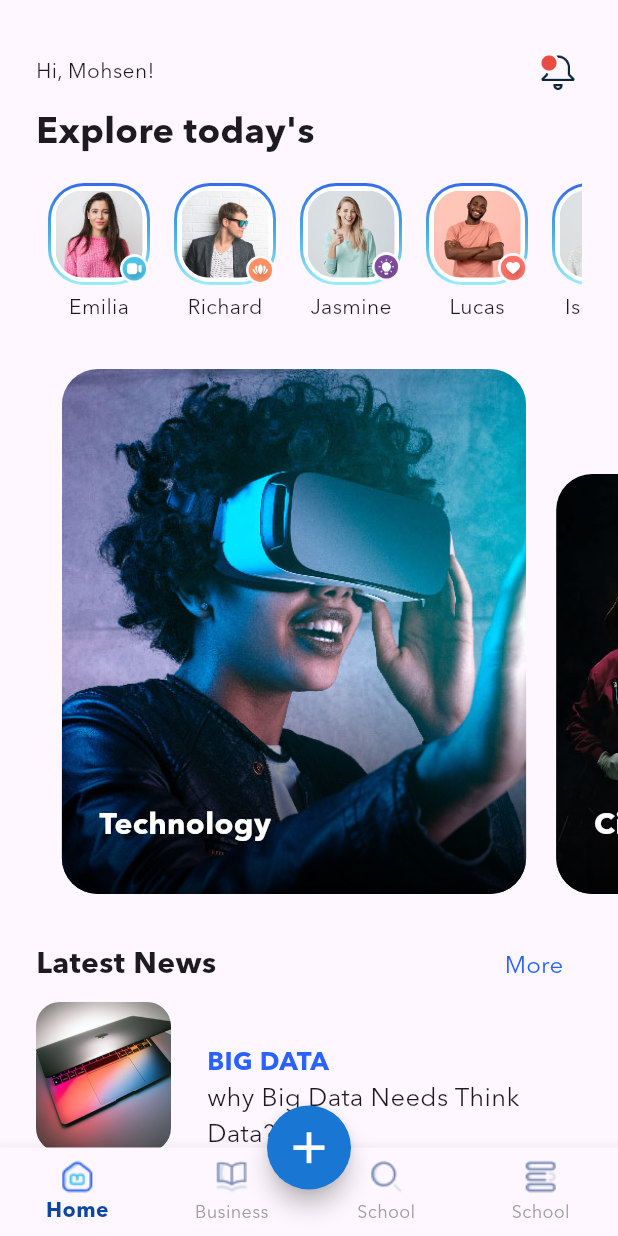
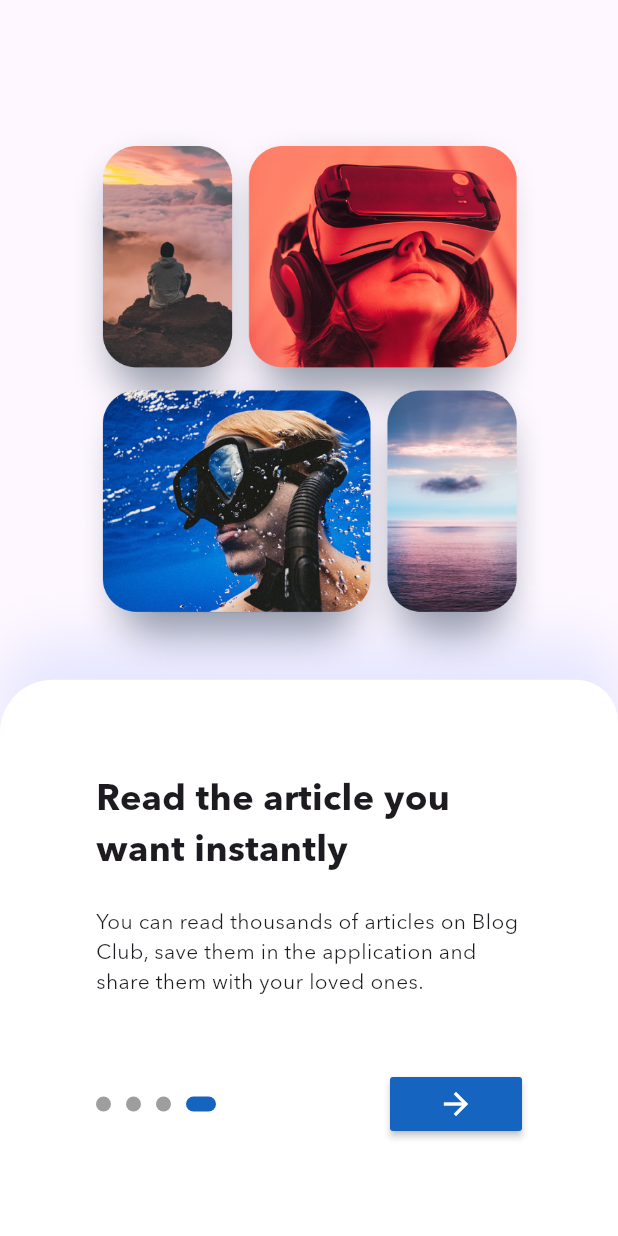
Before and after one commit to mohsen0dev/blogclub, a Flutter app: the screen it shows after launch, on a phone screen of 412 x 824 dp. Run offline on Flutter 3.47's test engine with Material 3 defaults, Android fonts, the phone set to English and light mode, and no system bars; our stand-ins replace flutter_svg.

Commit message:
splash, onboarding, login screen

```diff
--- a/analysis_options.yaml
+++ b/analysis_options.yaml
@@ -7,7 +7,7 @@
 
 # The following line activates a set of recommended lints for Flutter apps,
 # packages, and plugins designed to encourage good coding practices.
-include: package:flutter_lints/flutter.yaml
+# include: package:flutter_lints/flutter.yaml
 
 linter:
   # The lint rules applied to this project can be customized in the
--- a/lib/db/data.dart
+++ b/lib/db/data.dart
@@ -117,7 +117,7 @@ class AppDatabase {
   static List<PostData> get posts {
     return [
       PostData(
-          id: 1,
+          id: 0,
           title: 'BMW M5 Competition Review 2021',
           caption: 'TOP GEAR',
           isBookmarked: false,
@@ -125,7 +125,7 @@ class AppDatabase {
           time: '1hr ago',
           imageFileName: 'small_post_1.jpg'),
       PostData(
-          id: 0,
+          id: 1,
           title: 'MacBook Pro with M1 Pro and M1 Max review',
           caption: 'THE VERGE',
           isBookmarked: false,
--- a/lib/main.dart
+++ b/lib/main.dart
@@ -1,4 +1,4 @@
-import 'package:blogclub/screen/home_screen.dart';
+import 'package:blogclub/screen/splash.dart';
 import 'package:flutter/material.dart';
 
 void main() {
@@ -19,7 +19,7 @@ class MyApp extends StatelessWidget {
         // useMaterial3: true,
         fontFamily: 'Avenir',
       ),
-      home: const HomeScreen(),
+      home: const SplashScreen(),
     );
   }
 }
--- a/lib/screen/home_screen.dart
+++ b/lib/screen/home_screen.dart
@@ -155,20 +155,25 @@ class MyCard extends StatelessWidget {
 
   @override
   Widget build(BuildContext context) {
+    final post = AppDatabase.posts;
+    return ListView.builder(
+        shrinkWrap: true,
+        itemCount: post.length,
+        itemBuilder: (context, index) {
           return Container(
               width: double.infinity,
-        padding: const EdgeInsets.fromLTRB(24, 0, 24, 0),
+              padding: const EdgeInsets.fromLTRB(24, 8, 24, 8),
               child: Row(
                 crossAxisAlignment: CrossAxisAlignment.end,
                 children: [
                   Container(
-              width: 90,
-              height: 100,
+                    width: 120,
+                    height: 120,
                     decoration: BoxDecoration(
                         borderRadius: BorderRadius.circular(16),
-                  image: const DecorationImage(
+                        image: DecorationImage(
                             image: AssetImage(
-                        'assets/img/posts/small/small_post_1.jpg',
+                              'assets/img/posts/small/${post[index].imageFileName}',
                             ),
                             fit: BoxFit.fill)),
                     // child: Image.asset(
@@ -181,7 +186,7 @@ class MyCard extends StatelessWidget {
                       crossAxisAlignment: CrossAxisAlignment.start,
                       children: [
                         Text(
-                    'BIG DATA',
+                          post[index].title,
                           style: TextStyle(
                               color: Colors.blueAccent[700],
                               fontWeight: FontWeight.bold,
@@ -196,6 +201,7 @@ class MyCard extends StatelessWidget {
                   ))
                 ],
               ));
+        });
   }
 }
 
@@ -220,7 +226,7 @@ class _CategoryListState extends State<CategoryList> {
         onPageChanged: (value) {
           setState(() {
             _pageController =
-                PageController(initialPage: value, viewportFraction: 0.80);
+                PageController(initialPage: value, viewportFraction: 0);
           });
         },
         scrollDirection: Axis.horizontal,
@@ -246,6 +252,7 @@ class _CategoryListState extends State<CategoryList> {
                 ),
               ),
               Container(
+                width: 315,
                 height: 150,
                 decoration: const BoxDecoration(
                     borderRadius: BorderRadius.only(
--- /dev/null
+++ b/lib/screen/onbprding.dart
@@ -0,0 +1,114 @@
+import 'package:blogclub/screen/home_screen.dart';
+import 'package:blogclub/screen/login.dart';
+import 'package:flutter/material.dart';
+
+class OnBordingScreen extends StatelessWidget {
+  const OnBordingScreen({super.key});
+
+  @override
+  Widget build(BuildContext context) {
+    var h = MediaQuery.of(context).size.height;
+    return Scaffold(
+      body: SafeArea(
+        child: Column(
+          mainAxisAlignment: MainAxisAlignment.center,
+          crossAxisAlignment: CrossAxisAlignment.center,
+          children: [
+            SizedBox(
+              height: h * 0.1,
+            ),
+            Expanded(
+              child: Center(
+                child: Image.asset(
+                  'assets/img/background/onboarding.png',
+                  width: MediaQuery.sizeOf(context).width * 0.8,
+                  height: h * 0.5,
+                ),
+              ),
+            ),
+            Expanded(
+              child: Container(
+                padding: EdgeInsets.symmetric(vertical: 64, horizontal: 64),
+                decoration: BoxDecoration(
+                    borderRadius: BorderRadius.only(
+                        topLeft: Radius.circular(35),
+                        topRight: Radius.circular(28)),
+                    color: Colors.white,
+                    boxShadow: [
+                      BoxShadow(
+                        color: Color(0xff5282FF).withOpacity(0.15),
+                        // spreadRadius: 5,
+                        blurRadius: 32,
+                        offset: Offset(0, -25), // changes position of shadow
+                        //first paramerter of offset is left-right
+
+                        //second parameter is top to down
+                      )
+                    ]),
+                child: Column(
+                  children: [
+                    Text(
+                      'Read the article you want instantly',
+                      style:
+                          TextStyle(fontSize: 24, fontWeight: FontWeight.bold),
+                    ),
+                    SizedBox(
+                      height: 20,
+                    ),
+                    Text(
+                        'You can read thousands of articles on Blog Club, save them in the application and share them with your loved ones.'),
+                    Spacer(),
+                    Row(
+                      children: [
+                        SizedBox(
+                          width: 80,
+                          child: Row(
+                            mainAxisAlignment: MainAxisAlignment.spaceBetween,
+                            children: [
+                              dotWidgets(),
+                              dotWidgets(),
+                              dotWidgets(),
+                              dotWidgets(
+                                  width: 20, color: Colors.blue.shade800),
+                            ],
+                          ),
+                        ),
+                        Spacer(),
+                        MaterialButton(
+                          color: Colors.blue[800],
+                          onPressed: () {
+                            Navigator.pushReplacement(context,
+                                MaterialPageRoute(
+                              builder: (context) {
+                                return const Login();
+                              },
+                            ));
+                          },
+                          child: Icon(
+                            Icons.arrow_forward,
+                            color: Colors.white,
+                          ),
+                        )
+                      ],
+                    ),
+                  ],
+                ),
+              ),
+            ),
+          ],
+        ),
+      ),
+    );
+  }
+
+  Container dotWidgets({double? width = 10, Color? color = Colors.grey}) {
+    return Container(
+      width: width,
+      height: 10,
+      decoration: BoxDecoration(
+        borderRadius: BorderRadius.circular(10),
+        color: color,
+      ),
+    );
+  }
+}
```
Also changed, not shown: lib/screen/login.dart (added, +171 -0 lines), lib/screen/splash.dart (added, +33 -0 lines), pubspec.yaml (+5 -2 lines), assets/img/background/onboarding.png (added), assets/img/background/splash.png (added), assets/img/icons/Facebook.png (added), assets/img/icons/Google.png (added), assets/img/icons/Grid.svg (added), assets/img/icons/LOGO.svg (added), assets/img/icons/Table.svg (added), assets/img/icons/Twitter.png (added), assets/img/posts/single_post.png (added), pubspec.lock. Lines whose indentation alone changed are shown as unchanged.
